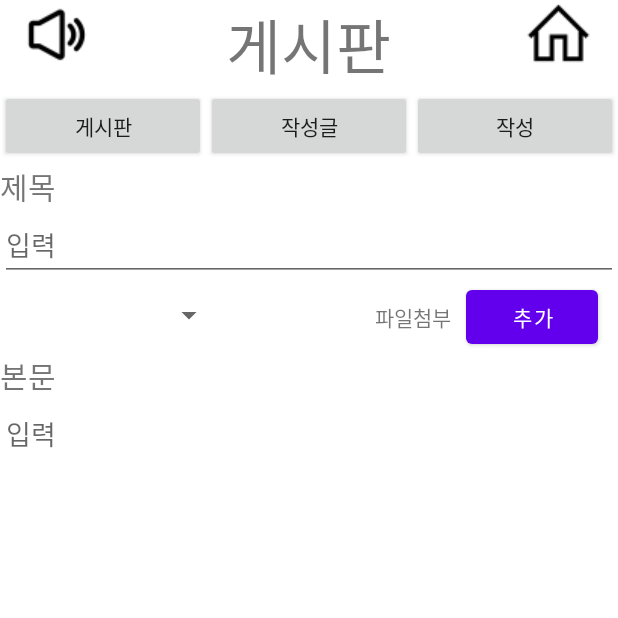
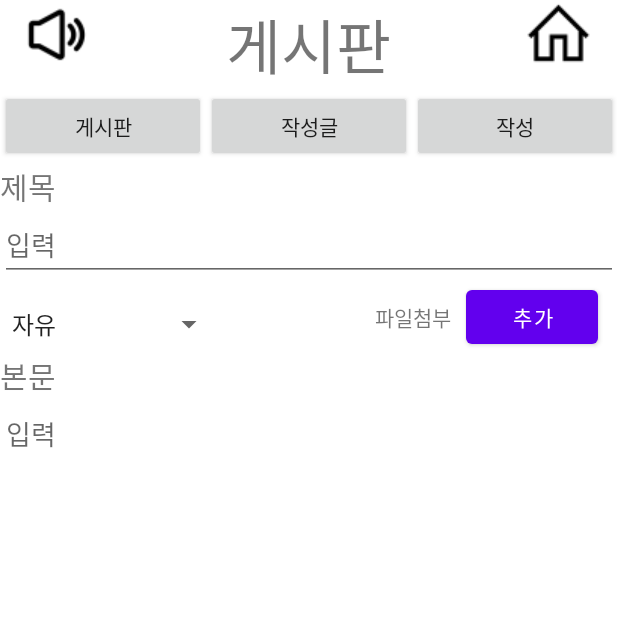
Before and after one commit to HIBAR97/Project_Who_yak, an Android app: the fragment fragment_wrtboard placed in its activity, on a phone screen of 412 x 824 dp, the top half of it. Run offline under Robolectric (Android 15) with nearby library versions, the phone set to English and light mode, and no system bars; network calls fail.

Commit message:
2022. 9. 21. AM/PM 20:24 --------------------------------------- ADD - 게시글 작성 스피너 활성화 -   "   이미지 선택   " -   "    취소 버튼    " - --------------------------------------- Delete - - --------------------------------------- Error - - --------------------------------------- Fix - '글 추가 버튼' 예정 - 게시글 '입장, 댓글, 삭제, 수정' 필요 ---------------------------------------

```diff
--- a/app/src/main/java/com/example/project_who_yak/fragment_wrtboard.java
+++ b/app/src/main/java/com/example/project_who_yak/fragment_wrtboard.java
@@ -7,10 +7,13 @@ import android.provider.MediaStore;
 import android.view.LayoutInflater;
 import android.view.View;
 import android.view.ViewGroup;
+import android.widget.AdapterView;
+import android.widget.ArrayAdapter;
 import android.widget.Button;
 import android.widget.ImageView;
 import android.widget.LinearLayout;
 import android.widget.Spinner;
+import android.widget.Toast;
 
 import androidx.annotation.NonNull;
 import androidx.annotation.Nullable;
@@ -19,11 +22,15 @@ import androidx.fragment.app.FragmentTransaction;
 
 import com.example.project_who_yak.databinding.ActivityUserpageBinding;
 
+import java.util.ArrayList;
+
 public class fragment_wrtboard extends Fragment {
 
     private View view;
     private final int GET_GALLERY_IMAGE = 200;
     private ImageView imageView;
+    private Spinner spinner1;
+    private static final String[] genre = new String[]{"자유", "질문", "공지", "정보"};
 
     @Nullable
     @Override
@@ -34,6 +41,12 @@ public class fragment_wrtboard extends Fragment {
         Button btnadd = (Button) view.findViewById(R.id.blt_brd);
         Button btncnl = (Button) view.findViewById(R.id.blt_rmb);
         Button btnfil = (Button) view.findViewById(R.id.fl_plus);
+
+        spinner1 = (Spinner) view.findViewById(R.id.spn_main);
+        ArrayAdapter<String> adapter1 = new ArrayAdapter<String>(getActivity(), android.R.layout.simple_spinner_item,genre);
+        adapter1.setDropDownViewResource(android.R.layout.simple_spinner_dropdown_item);
+        spinner1.setAdapter(adapter1);
+
         btnadd.setOnClickListener(new View.OnClickListener() {
             @Override
             public void onClick(View view) {
--- a/app/src/main/res/layout/fragment_wrtboard.xml
+++ b/app/src/main/res/layout/fragment_wrtboard.xml
@@ -35,7 +35,8 @@
                 android:id="@+id/spn_main"
                 android:layout_width="150dp"
                 android:layout_height="35dp"
-                android:layout_marginTop="5dp"/>
+                android:layout_marginTop="5dp"
+                android:spinnerMode="dropdown"/>
 
             <TextView
                 android:id="@+id/fp_text"
```
